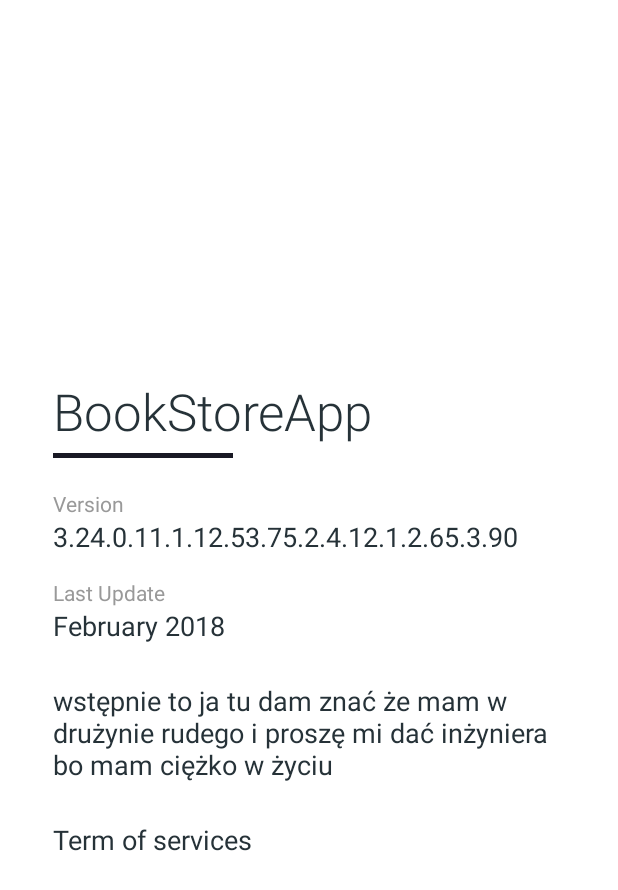
After one commit to IssenSensei/BookStoreApp, an Android app: the layout app_info_activity_layout.xml on its own in the app's theme, with its tools: preview values and no code run, on a phone screen of 412 x 824 dp. The commit adds this screen. Shown: the top 890 px of the screen. Run offline under Robolectric (Android 15) with nearby library versions, the phone set to English and light mode, and no system bars; network calls fail.

Commit message:
add nothing

```diff
--- a/app/build.gradle
+++ b/app/build.gradle
@@ -66,6 +66,10 @@ dependencies {
     implementation 'com.kofigyan.stateprogressbar:stateprogressbar:0.0.6'
     implementation 'com.google.android.material:material:1.2.0-alpha01'
     implementation 'com.android.volley:volley:1.1.0'
+    implementation "com.folioreader:folioreader:0.5.4"
+    implementation 'com.github.kk121:File-Loader:1.2'
+
+
     //noinspection GradleCompatible
     implementation 'com.android.support:design:28.0.0'
 
--- a/app/src/main/AndroidManifest.xml
+++ b/app/src/main/AndroidManifest.xml
@@ -3,6 +3,8 @@
     package="com.example.bookstoreapp">
 
     <uses-permission android:name="android.permission.INTERNET" />
+    <uses-permission android:name="android.permission.READ_EXTERNAL_STORAGE" />
+    <uses-permission android:name="android.permission.WRITE_EXTERNAL_STORAGE" />
 
     <application
         android:name=".database.VolleySingleton"
@@ -28,6 +30,7 @@
         <activity android:name=".bookQuotes.BookQuoteDetailActivity" />
         <activity android:name=".user.UserProfileActivity" />
         <activity android:name=".menu.AppSettingsActivity" />
+        <activity android:name=".menu.AppInfoActivity" />
     </application>
 
 </manifest>
--- a/app/src/main/java/com/example/bookstoreapp/database/Api.kt
+++ b/app/src/main/java/com/example/bookstoreapp/database/Api.kt
@@ -2,7 +2,7 @@ package com.example.bookstoreapp.database
 
 object Api {
 
-    private val ROOT_URL = "http://192.168.0.164/BookstoreApi/api/Api.php?apicall="
+    private val ROOT_URL = "http://192.168.88.38/BookstoreApi/api/Api.php?apicall="
 
     val URL_GET_USERS = ROOT_URL + "getUsers"
     val URL_GET_BOOKS = ROOT_URL + "getBooks"
--- /dev/null
+++ b/app/src/main/res/layout/app_info_activity_layout.xml
@@ -0,0 +1,130 @@
+<?xml version="1.0" encoding="utf-8"?>
+<LinearLayout xmlns:android="http://schemas.android.com/apk/res/android"
+    xmlns:app="http://schemas.android.com/apk/res-auto"
+    android:layout_width="match_parent"
+    android:layout_height="match_parent"
+    android:background="@android:color/white"
+    android:fitsSystemWindows="true"
+    android:orientation="vertical">
+
+    <com.google.android.material.appbar.AppBarLayout
+        android:layout_width="match_parent"
+        android:layout_height="wrap_content"
+        android:theme="@style/AppTheme"
+        app:elevation="0dp">
+
+        <androidx.appcompat.widget.Toolbar
+            android:id="@+id/toolbar"
+            android:layout_width="match_parent"
+            android:layout_height="?attr/actionBarSize"
+            android:background="@android:color/white"
+            app:contentInsetStartWithNavigation="0dp"
+            app:popupTheme="@style/ThemeOverlay.AppCompat.Light"
+            app:theme="@style/ToolbarTheme" />
+
+    </com.google.android.material.appbar.AppBarLayout>
+
+    <RelativeLayout
+        android:layout_width="match_parent"
+        android:layout_height="match_parent">
+
+        <LinearLayout
+            android:layout_width="match_parent"
+            android:layout_height="wrap_content"
+            android:layout_centerInParent="true"
+            android:layout_margin="@dimen/spacing_xlarge"
+            android:paddingBottom="?attr/actionBarSize"
+            android:orientation="vertical">
+
+            <TextView
+                android:layout_width="wrap_content"
+                android:layout_height="wrap_content"
+                android:text="BookStoreApp"
+                android:textAppearance="@style/TextAppearance.AppCompat.Display1"
+                android:textColor="@color/grey_90"
+                app:fontFamily="sans-serif-light" />
+
+            <View
+                android:layout_width="120dp"
+                android:layout_height="3dp"
+                android:layout_marginBottom="@dimen/spacing_medium"
+                android:layout_marginTop="@dimen/spacing_medium"
+                android:background="@color/colorPrimary" />
+
+            <View
+                android:layout_width="0dp"
+                android:layout_height="@dimen/spacing_large" />
+
+            <LinearLayout
+                android:layout_width="match_parent"
+                android:layout_height="wrap_content"
+                android:orientation="vertical">
+
+                <TextView
+                    android:layout_width="wrap_content"
+                    android:layout_height="wrap_content"
+                    android:text="Version"
+                    android:textAppearance="@style/TextAppearance.AppCompat.Body1"
+                    android:textColor="@color/grey_40" />
+
+                <TextView
+                    android:layout_width="wrap_content"
+                    android:layout_height="wrap_content"
+                    android:text="3.24.0.11.1.12.53.75.2.4.12.1.2.65.3.90"
+                    android:textAppearance="@style/TextAppearance.AppCompat.Medium"
+                    android:textColor="@color/grey_90" />
+
+            </LinearLayout>
+
+            <View
+                android:layout_width="0dp"
+                android:layout_height="@dimen/spacing_large" />
+
+            <LinearLayout
+                android:layout_width="match_parent"
+                android:layout_height="wrap_content"
+                android:orientation="vertical">
+
+                <TextView
+                    android:layout_width="wrap_content"
+                    android:layout_height="wrap_content"
+                    android:text="Last Update"
+                    android:textAppearance="@style/TextAppearance.AppCompat.Body1"
+                    android:textColor="@color/grey_40" />
+
+                <TextView
+                    android:layout_width="wrap_content"
+                    android:layout_height="wrap_content"
+                    android:text="February 2018"
+                    android:textAppearance="@style/TextAppearance.AppCompat.Medium"
+                    android:textColor="@color/grey_90" />
+
+            </LinearLayout>
+
+            <View
+                android:layout_width="0dp"
+                android:layout_height="@dimen/spacing_mxlarge" />
+
+            <TextView
+                android:layout_width="wrap_content"
+                android:layout_height="wrap_content"
+                android:text="wstępnie to ja tu dam znać że mam w drużynie rudego i proszę mi dać inżyniera bo mam ciężko w życiu"
+                android:textAppearance="@style/TextAppearance.AppCompat.Medium"
+                android:textColor="@color/grey_90" />
+
+            <View
+                android:layout_width="0dp"
+                android:layout_height="@dimen/spacing_mxlarge" />
+
+            <TextView
+                android:layout_width="wrap_content"
+                android:layout_height="wrap_content"
+                android:text="Term of services"
+                android:textAppearance="@style/TextAppearance.AppCompat.Medium"
+                android:textColor="@color/grey_90" />
+
+        </LinearLayout>
+
+    </RelativeLayout>
+
+</LinearLayout>
--- a/build.gradle
+++ b/build.gradle
@@ -34,7 +34,7 @@ allprojects {
         google()
         jcenter()
         mavenCentral()
-
+        maven { url "https://jitpack.io" }
     }
 }
 
```
Also changed, not shown: app/src/main/java/com/example/bookstoreapp/books/BookDetailActivity.kt (+5 -4 lines), app/src/main/java/com/example/bookstoreapp/database/CheckForSDCard.kt (added, +9 -0 lines), app/src/main/java/com/example/bookstoreapp/database/DownloadTask.kt (added, +79 -0 lines), app/src/main/java/com/example/bookstoreapp/menu/AppInfoActivity.kt (+9 -1 lines), app/src/main/res/layout/app_settings_activity_layout.xml (+6 -19 lines), app/src/main/res/layout/application_info.xml (deleted, +0 -40 lines).
